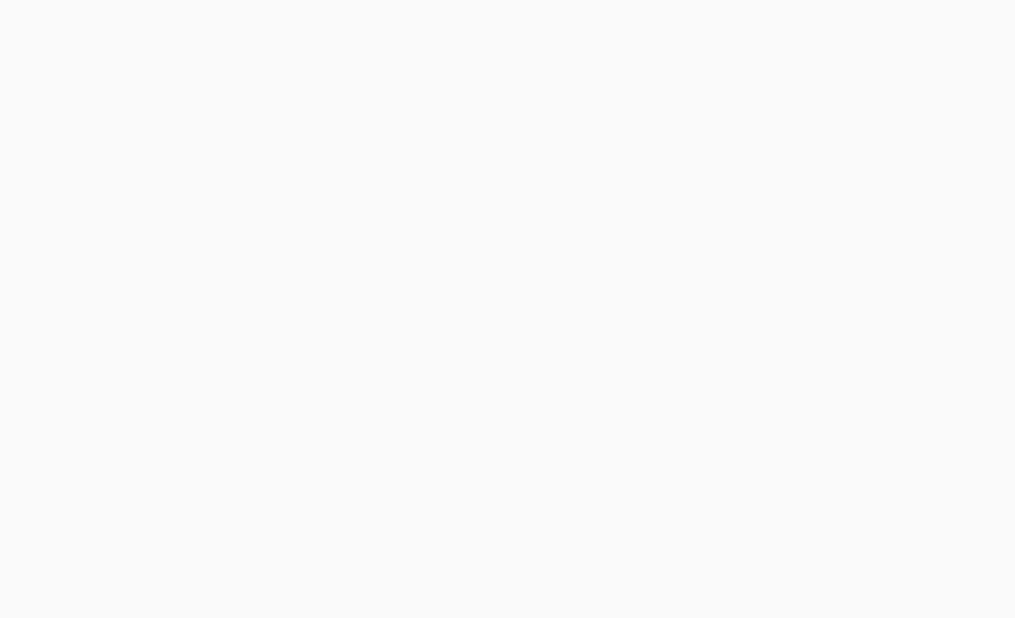
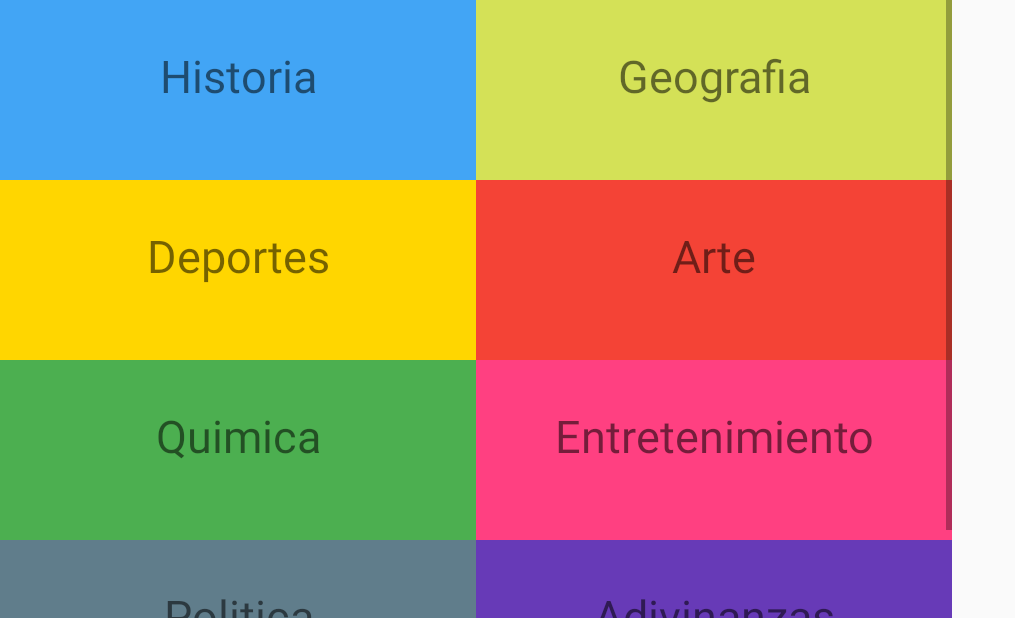
Before and after one commit to Ramon0898/HeadsUpDominicano, an Android app: the MainActivity screen opened directly, with no data from a screen before it, on a phone screen of 824 x 412 dp (held sideways). Before the commit the part shown is empty. Shown: the whole screen, without its empty margins (0-1015 px from the left). Run offline under Robolectric (Android 15) with nearby library versions, the light colour scheme and no system bars.

Commit message:
ACtualizacion Categorias

```diff
--- a/app/src/main/java/com/example/ramon/headsupdominicano/MainActivity.java
+++ b/app/src/main/java/com/example/ramon/headsupdominicano/MainActivity.java
@@ -1,5 +1,6 @@
 package com.example.ramon.headsupdominicano;
 
+import android.content.Intent;
 import android.os.Handler;
 import android.support.v7.app.AppCompatActivity;
 import android.os.Bundle;
@@ -8,11 +9,14 @@ import android.widget.TextView;
 
 public class MainActivity extends AppCompatActivity {
 
-
+    Intent i;
     @Override
     protected void onCreate(Bundle savedInstanceState) {
         super.onCreate(savedInstanceState);
         setContentView(R.layout.activity_main);
 
+/*
+        i = new Intent(MainActivity.this, Questions.class);
+        startActivity(i);*/
     }
 }
--- a/app/src/main/res/layout/activity_main.xml
+++ b/app/src/main/res/layout/activity_main.xml
@@ -1,11 +1,132 @@
 <?xml version="1.0" encoding="utf-8"?>
-<android.support.constraint.ConstraintLayout xmlns:android="http://schemas.android.com/apk/res/android"
+<LinearLayout xmlns:android="http://schemas.android.com/apk/res/android"
     xmlns:app="http://schemas.android.com/apk/res-auto"
     xmlns:tools="http://schemas.android.com/tools"
     android:layout_width="match_parent"
     android:layout_height="match_parent"
     tools:context=".MainActivity">
 
+    <ScrollView
 
+        android:layout_height="wrap_content"
+        android:layout_width="wrap_content">
+    <TableLayout
+        android:layout_width="match_parent"
+        android:layout_height="match_parent">
 
-</android.support.constraint.ConstraintLayout>
+    <TableRow
+        android:id="@+id/CategoriesTable1"
+        android:layout_width="match_parent"
+        android:layout_height="266dp">
+
+        <TextView
+            android:id="@+id/History"
+            android:layout_width="317dp"
+            android:layout_height="120dp"
+            android:text="Historia"
+            android:textAlignment="center"
+            android:paddingTop="30dp"
+            android:textSize="30dp"
+            android:background="#42A5f5"
+            />
+        <TextView
+            android:id="@+id/Geografy"
+            android:layout_width="317dp"
+            android:layout_height="120dp"
+            android:text="Geografia"
+            android:textAlignment="center"
+            android:paddingTop="30dp"
+            android:textSize="30dp"
+            android:background="#D4e157"
+            />
+
+    </TableRow>
+
+    <TableRow
+        android:id="@+id/CategoriesTable2"
+        android:layout_width="match_parent"
+        android:layout_height="266dp">
+
+        <TextView
+            android:id="@+id/Sports"
+            android:layout_width="317dp"
+            android:layout_height="120dp"
+            android:text="Deportes"
+            android:textAlignment="center"
+            android:paddingTop="30dp"
+            android:textSize="30dp"
+            android:background="#FFD600"
+            />
+        <TextView
+            android:id="@+id/Art"
+            android:layout_width="317dp"
+            android:layout_height="120dp"
+            android:text="Arte"
+            android:textAlignment="center"
+            android:paddingTop="30dp"
+            android:textSize="30dp"
+            android:background="#F44336"
+            />
+
+    </TableRow>
+
+    <TableRow
+        android:id="@+id/CategoriesTable3"
+        android:layout_width="match_parent"
+        android:layout_height="266dp">
+
+        <TextView
+            android:id="@+id/Chemistry"
+            android:layout_width="317dp"
+            android:layout_height="120dp"
+            android:text="Quimica"
+            android:textAlignment="center"
+            android:paddingTop="30dp"
+            android:textSize="30dp"
+            android:background="#4CAF50"
+            />
+        <TextView
+            android:id="@+id/entertainment"
+            android:layout_width="317dp"
+            android:layout_height="120dp"
+            android:text="Entretenimiento"
+            android:textAlignment="center"
+            android:paddingTop="30dp"
+            android:textSize="30dp"
+            android:background="#FF4081"
+            />
+
+    </TableRow>
+<TableRow
+        android:id="@+id/CategoriesTable4"
+        android:layout_width="match_parent"
+        android:layout_height="266dp">
+
+        <TextView
+            android:id="@+id/Politics"
+            android:layout_width="317dp"
+            android:layout_height="120dp"
+            android:text="Politica"
+            android:textAlignment="center"
+            android:paddingTop="30dp"
+            android:textSize="30dp"
+            android:background="#607D8B"
+            />
+        <TextView
+            android:id="@+id/Riddles"
+            android:layout_width="317dp"
+            android:layout_height="120dp"
+            android:text="Adivinanzas"
+            android:textAlignment="center"
+            android:paddingTop="30dp"
+            android:textSize="30dp"
+            android:background="#673AB7"
+            />
+
+        </TableRow>
+
+    </TableLayout>
+
+    </ScrollView>
+
+</LinearLayout>
--- a/build.gradle
+++ b/build.gradle
@@ -19,6 +19,9 @@ allprojects {
     repositories {
         google()
         jcenter()
+        maven{
+            url "https://maven.google.com"
+        }
     }
 }
 
```
Also changed, not shown: app/src/main/AndroidManifest.xml (+7 -4 lines), app/src/main/java/com/example/ramon/headsupdominicano/Questions.java (added, +76 -0 lines), app/src/main/res/layout/activity_questions.xml (added, +29 -0 lines).
